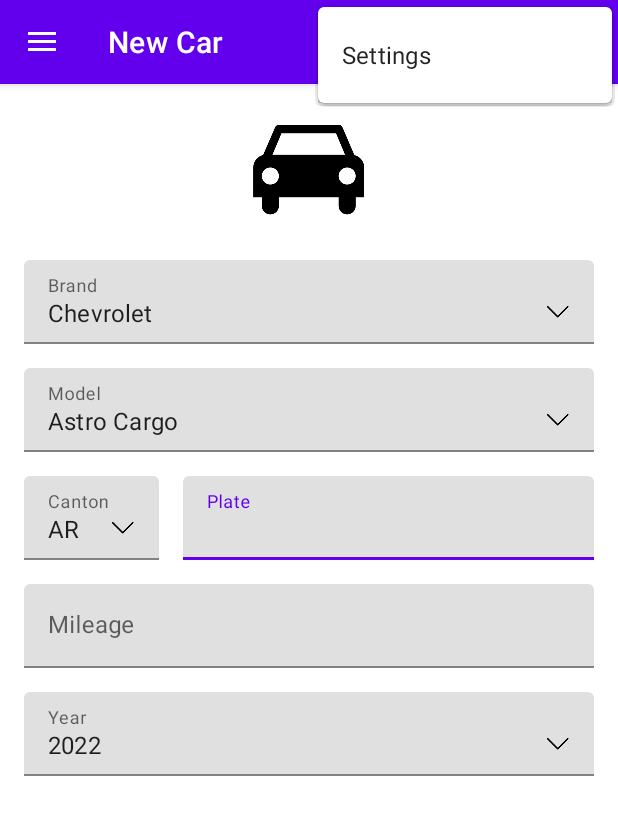
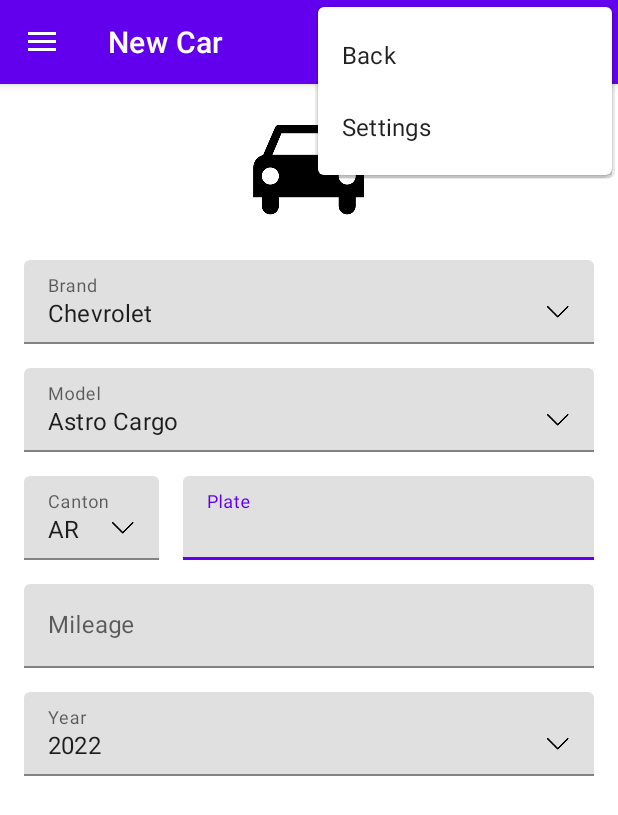
Before and after one commit to zr67/CarRevision, an Android app: the CarActivity screen opened directly, with no data from a screen before it, with the options menu open, on a phone screen of 412 x 824 dp. Shown: the top 815 px of the screen. Run offline under Robolectric (Android 15) with nearby library versions, the light colour scheme and no system bars; our stand-ins replace Room's generated code.

Commit message:
Menu items added

```diff
--- a/app/src/main/java/com/example/carrevision/ui/car/CarActivity.java
+++ b/app/src/main/java/com/example/carrevision/ui/car/CarActivity.java
@@ -90,6 +90,7 @@
 
     @Override
     public boolean onCreateOptionsMenu(Menu menu) {
+        getMenuInflater().inflate(R.menu.back, menu);
         if (car == null) {
             getMenuInflater().inflate(R.menu.apply, menu);
         } else if (technicianIsConnected()) {
@@ -101,7 +102,9 @@
 
     @Override
     public boolean onOptionsItemSelected(MenuItem item) {
-        if (item.getItemId() == R.id.action_edit) {
+        if (item.getItemId() == R.id.action_back) {
+            onBackPressed();
+        } if (item.getItemId() == R.id.action_edit) {
             boolean toggle = !editable||saveChanges();
             if (toggle) {
                 if (!editable) {
--- a/app/src/main/java/com/example/carrevision/ui/revision/RevisionActivity.java
+++ b/app/src/main/java/com/example/carrevision/ui/revision/RevisionActivity.java
@@ -101,6 +101,7 @@
 
     @Override
     public boolean onCreateOptionsMenu(Menu menu) {
+        getMenuInflater().inflate(R.menu.back, menu);
         if (revision == null) {
             getMenuInflater().inflate(R.menu.apply, menu);
         } else if (revision.technician.getId() == getConnectedTechnicianId() || technicianIsAdmin()) {
@@ -112,7 +113,9 @@
 
     @Override
     public boolean onOptionsItemSelected(MenuItem item) {
-        if (item.getItemId() == R.id.action_edit) {
+        if (item.getItemId() == R.id.action_back) {
+            onBackPressed();
+        } if (item.getItemId() == R.id.action_edit) {
             boolean toggle = !editable||saveChanges();
             if (toggle) {
                 if (!editable) {
--- /dev/null
+++ b/app/src/main/res/menu/back.xml
@@ -0,0 +1,9 @@
+<?xml version="1.0" encoding="utf-8"?>
+<menu xmlns:app="http://schemas.android.com/apk/res-auto"
+    xmlns:android="http://schemas.android.com/apk/res/android">
+
+    <item
+        android:id="@+id/action_back"
+        android:title="@string/action_back"
+        app:showAsAction="never" />
+</menu>
--- a/app/src/main/res/values/strings.xml
+++ b/app/src/main/res/values/strings.xml
@@ -84,4 +84,6 @@
     <string name="desc_icon_register">Register icon</string>
     <string name="title">Title</string>
     <string name="desc_icon_car">Car icon</string>
+    <string name="action_back">Back</string>
+    <string name="action_new">New...</string>
 </resources>
```
Also changed, not shown: app/src/main/java/com/example/carrevision/ui/car/CarsActivity.java (+16 -1 lines), app/src/main/java/com/example/carrevision/ui/revision/RevisionsActivity.java (+16 -1 lines), app/src/main/res/menu/new_object.xml (added, +9 -0 lines), 1 other file.
